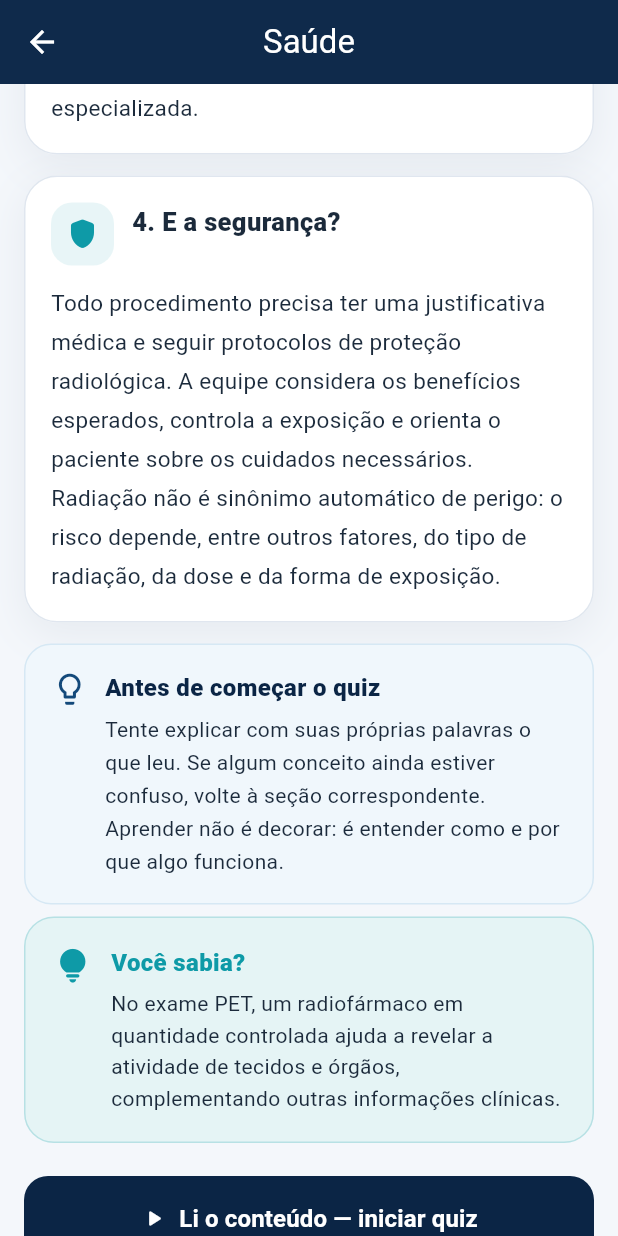
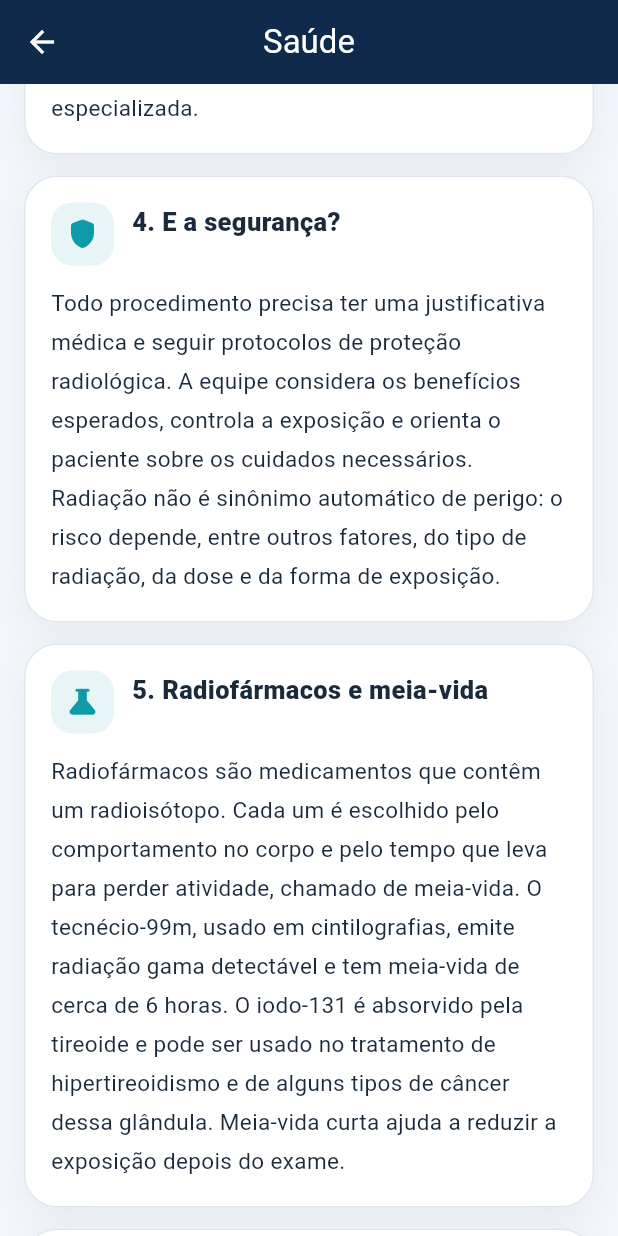
Before and after one commit to VitorGodoi12/NucleAR_Quizz, a Flutter app: the TopicDetailScreen screen opened directly with sample values from the repository, scrolled down 1728 dp, on a phone screen of 412 x 824 dp. Run offline on Flutter 3.47's test engine with Material 3 defaults, Android fonts, the phone set to English and light mode, and no system bars; our stand-ins replace shared_preferences; accounts and stored records are empty.

Commit message:
feat: amplia o material educativo dos temas

```diff
--- a/lib/screens/topic_detail_screen.dart
+++ b/lib/screens/topic_detail_screen.dart
@@ -33,6 +33,21 @@ class TopicDetailScreen extends StatelessWidget {
             'Todo procedimento precisa ter uma justificativa médica e seguir protocolos de proteção radiológica. A equipe considera os benefícios esperados, controla a exposição e orienta o paciente sobre os cuidados necessários. Radiação não é sinônimo automático de perigo: o risco depende, entre outros fatores, do tipo de radiação, da dose e da forma de exposição.',
             Icons.shield_rounded,
           ),
+          _LearningSection(
+            'Radiofármacos e meia-vida',
+            'Radiofármacos são medicamentos que contêm um radioisótopo. Cada um é escolhido pelo comportamento no corpo e pelo tempo que leva para perder atividade, chamado de meia-vida. O tecnécio-99m, usado em cintilografias, emite radiação gama detectável e tem meia-vida de cerca de 6 horas. O iodo-131 é absorvido pela tireoide e pode ser usado no tratamento de hipertireoidismo e de alguns tipos de câncer dessa glândula. Meia-vida curta ajuda a reduzir a exposição depois do exame.',
+            Icons.science_rounded,
+          ),
+          _LearningSection(
+            'Esterilização por radiação',
+            'Seringas, luvas, gazes e outros materiais descartáveis podem ser esterilizados com radiação gama ou feixes de elétrons já dentro da embalagem. A radiação elimina bactérias e vírus sem aquecer o produto, o que é ideal para itens sensíveis ao calor. Depois do processo, os materiais não ficam radioativos e seguem para uso normal.',
+            Icons.sanitizer_rounded,
+          ),
+          _LearningSection(
+            'Tempo, distância e blindagem',
+            'Quem trabalha com radiação aplica três ideias básicas: reduzir o tempo de exposição, aumentar a distância da fonte e usar blindagem adequada, como paredes e aventais de chumbo. Dosímetros individuais registram a dose recebida, e as equipes seguem limites e protocolos de segurança. Esses cuidados valem na medicina, na indústria e na pesquisa.',
+            Icons.security_rounded,
+          ),
         ];
       case 'agricultura':
         return const [
@@ -55,6 +70,16 @@ class TopicDetailScreen extends StatelessWidget {
             'Irradiação de alimentos',
             'A irradiação utiliza energia para reduzir microrganismos ou insetos e pode atrasar alguns processos de deterioração. Ela é aplicada sob regras e doses estabelecidas para cada finalidade. O alimento irradiado não se torna automaticamente radioativo: o processo transfere energia, não adiciona uma fonte radioativa ao alimento. A irradiação também não substitui higiene, armazenamento adequado nem boas práticas de produção.',
             Icons.grain_rounded,
+          ),
+          _LearningSection(
+            'Melhoramento de plantas por mutação',
+            'A radiação pode provocar mutações aleatórias no material genético de sementes e plantas. A maioria não traz vantagem, mas algumas geram características desejáveis, como maior tolerância à seca ou a doenças. Os pesquisadores selecionam as melhores plantas e as cruzam ao longo de várias gerações. Esse método não é o mesmo que inserir genes de outras espécies.',
+            Icons.spa_rounded,
+          ),
+          _LearningSection(
+            'Pesquisa nuclear no campo brasileiro',
+            'No Brasil, instituições como o Centro de Energia Nuclear na Agricultura (CENA/USP), em Piracicaba (SP), usam isótopos e outras técnicas nucleares para estudar solo, plantas, água e alimentos. Os resultados ajudam a entender como usar melhor fertilizantes e água, e a produzir alimentos com mais eficiência e menor impacto ambiental.',
+            Icons.biotech_rounded,
           ),
         ];
       case 'industria':
@@ -79,6 +104,16 @@ class TopicDetailScreen extends StatelessWidget {
             'Fontes de radiação industrial exigem procedimentos rigorosos, equipamentos adequados, sinalização, treinamento e controle de acesso. A atividade é realizada por profissionais qualificados, seguindo normas de proteção radiológica. O benefício da inspeção depende de usar o método correto e interpretar os resultados de forma técnica.',
             Icons.verified_user_rounded,
           ),
+          _LearningSection(
+            'Detectores de fumaça',
+            'Detectores de fumaça do tipo iônico possuem uma câmara com uma quantidade muito pequena de amerício-241. A radiação ioniza o ar dentro da câmara e gera uma corrente elétrica fraca. Quando a fumaça entra, a corrente muda e o alarme dispara. A fonte fica selada e protegida, e o aparelho não deve ser aberto nem descartado de forma inadequada.',
+            Icons.smoke_free_rounded,
+          ),
+          _LearningSection(
+            'Modificando materiais com radiação',
+            'Feixes de elétrons e outras radiações podem alterar a estrutura de polímeros, criando ligações entre as cadeias do material. Isso torna isolantes de cabos elétricos, tubos e embalagens mais resistentes ao calor e ao desgaste. O material tratado não fica radioativo.',
+            Icons.cable_rounded,
+          ),
         ];
       default:
         return const [
@@ -101,6 +136,21 @@ class TopicDetailScreen extends StatelessWidget {
             'Benefícios e responsabilidades',
             'Durante a geração elétrica, a usina não queima carvão ou gás para produzir calor e, por isso, suas emissões diretas de dióxido de carbono durante a operação são baixas. Mesmo assim, a energia nuclear exige planejamento, manutenção, preparação para emergências e gestão de resíduos radioativos. Avaliar essa fonte de energia significa considerar tanto sua contribuição para o fornecimento elétrico quanto seus custos, impactos e responsabilidades de longo prazo.',
             Icons.balance_rounded,
+          ),
+          _LearningSection(
+            'Controle e camadas de segurança',
+            'O reator é projetado com várias camadas de proteção. Barras de controle, feitas de materiais que absorvem nêutrons, são inseridas ou retiradas do núcleo para regular a reação em cadeia. Sistemas de refrigeração removem o calor, e barreiras sucessivas, como o vaso de pressão e o prédio de contenção, ajudam a conter materiais radioativos.',
+            Icons.tune_rounded,
+          ),
+          _LearningSection(
+            'Programa Nuclear da Marinha',
+            'Conduzido pelo CTMSP desde 1979, o Programa Nuclear da Marinha busca dominar tecnologias do ciclo do combustível nuclear e de plantas de geração de energia elétrica. Esse conhecimento fortalece a capacitação científica e industrial do país. A Amazul, empresa pública ligada ao Ministério da Defesa, atua em apoio a esses projetos.',
+            Icons.sailing_rounded,
+          ),
+          _LearningSection(
+            'Angra 1 e Angra 2',
+            'As usinas nucleares Angra 1 e Angra 2 ficam em Angra dos Reis (RJ) e fornecem eletricidade ao sistema elétrico brasileiro. O princípio é o mesmo explicado acima: fissão, vapor, turbina e gerador. A operação segue regras de segurança, fiscalização por órgãos reguladores e monitoramento ambiental.',
+            Icons.location_city_rounded,
           ),
         ];
     }
@@ -214,7 +264,7 @@ class TopicDetailScreen extends StatelessWidget {
                       const SizedBox(width: 10),
                       Expanded(
                         child: Text(
-                          '${_learningSections.length} partes para estudar • cerca de 3–5 minutos de leitura',
+                          '${_learningSections.length} partes para estudar • cerca de 4–6 minutos de leitura',
                           style: TextStyle(
                             color: color,
                             fontWeight: FontWeight.w700,
```
